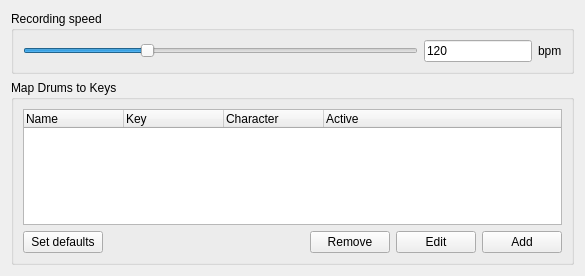
Old version of the form prefsrec.ui in the repository domoritz/drummy.
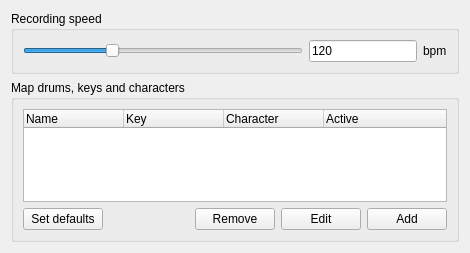
New version of the form.

The edit to the form file:
```diff
--- a/prefsrec.ui
+++ b/prefsrec.ui
@@ -6,8 +6,8 @@
    <rect>
     <x>0</x>
     <y>0</y>
-    <width>585</width>
-    <height>276</height>
+    <width>470</width>
+    <height>253</height>
    </rect>
   </property>
   <property name="sizePolicy">
@@ -95,7 +95,7 @@
    <item>
     <widget class="QGroupBox" name="mapGroupBox">
      <property name="title">
-      <string>Map Drums to Keys</string>
+      <string>Map drums, keys and characters</string>
      </property>
      <layout class="QVBoxLayout" name="verticalLayout_3">
       <item>
```
Left out of the diff: 6 changed lines with no effect on the pictures.
